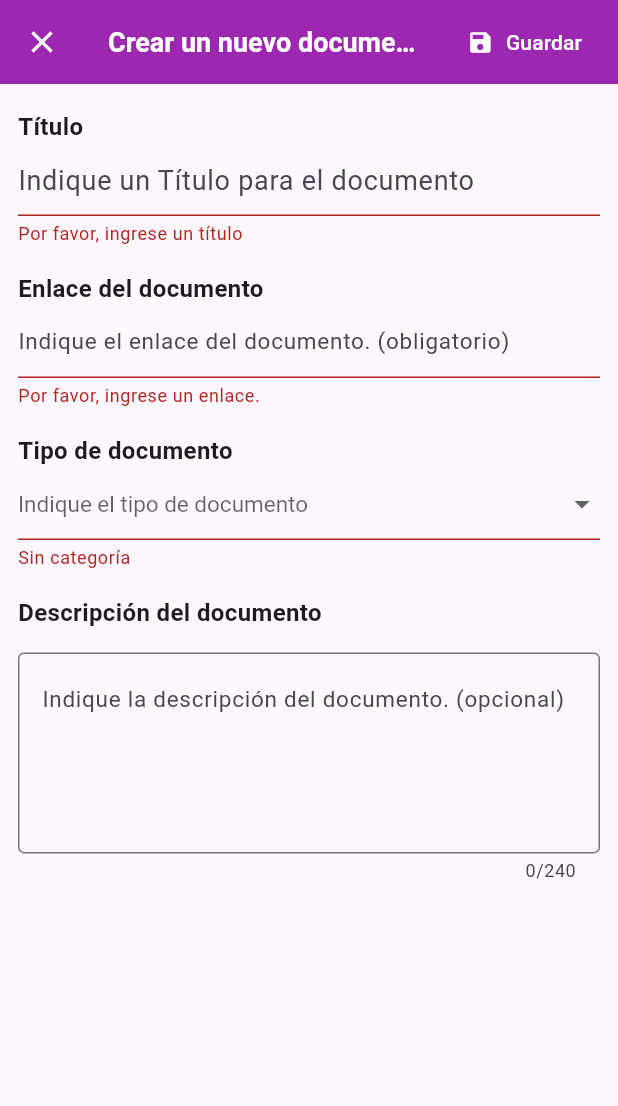
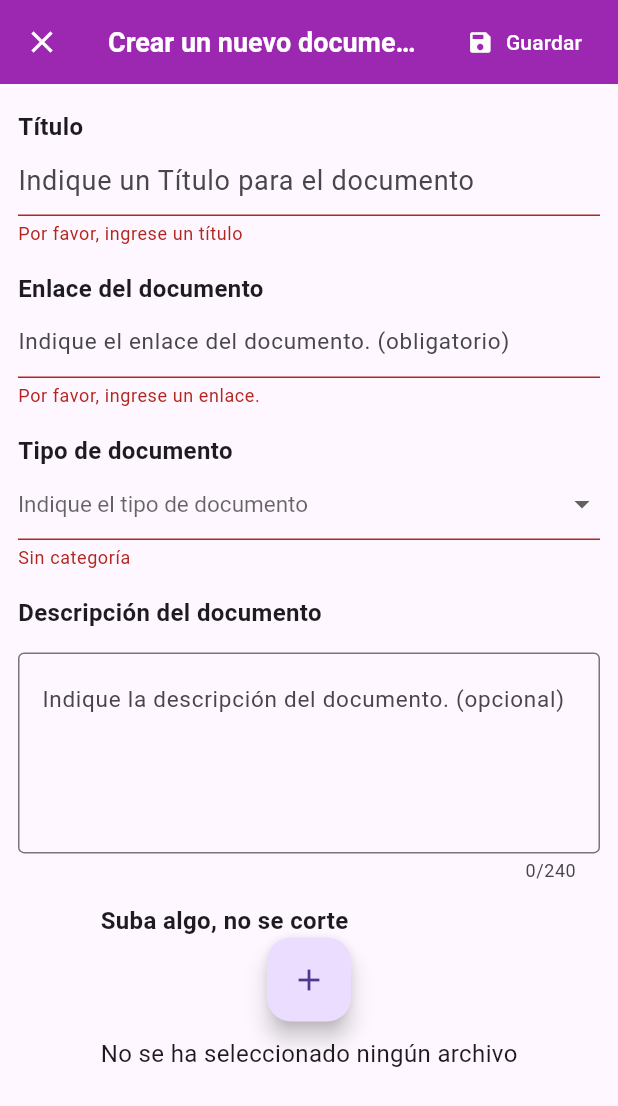
Before and after one commit to TheCarlitosYT/inforas, a Flutter app: the DocumentEditingPage screen opened by its route, after a tap on "Guardar", on a phone screen of 412 x 824 dp. Shown: the top 1106 px of the screen. Run offline on Flutter 3.47's test engine with Material 3 defaults, Android fonts, the phone set to English and light mode, and no system bars; our stand-ins replace file_picker, firebase_core, firebase_storage, flutter_secure_storage, form_field_validator, get and 4 more; accounts and stored records are empty.

```diff
--- a/lib/screens/document_edit_page.dart
+++ b/lib/screens/document_edit_page.dart
@@ -2,12 +2,14 @@
 
 // ignore_for_file: prefer_const_constructors
 
+import 'package:file_picker/file_picker.dart';
 import 'package:flutter/material.dart';
 import 'package:get/get.dart';
 import 'package:inforas/models/documento.dart';
 import 'package:inforas/navigation_menu.dart';
 import 'package:inforas/services/documento_service.dart';
 import 'package:inforas/services/login_service.dart';
+import 'package:inforas/widgets/addDocuments.dart';
 import 'package:inforas/widgets/errorPopUp.dart';
 import 'package:inforas/widgets/succesPopUp.dart';
 
@@ -26,7 +28,7 @@ class DocumentEditingPage extends StatefulWidget {
 class _DocumentEditingPageState extends State<DocumentEditingPage> {
   DocumentoService documentoService = new DocumentoService();
   NavigationMenuController navigationMenuController = Get.put(NavigationMenuController());
-
+  PlatformFile? selectedFile;
   final _formKey = GlobalKey<FormState>();
   final titleController = TextEditingController();
   final enlaceController = TextEditingController();
@@ -39,7 +41,6 @@ class _DocumentEditingPageState extends State<DocumentEditingPage> {
     if (widget.documento == null) {
       tipoController.text = '';
     } else {
-
       final documento = widget.documento!;
       print(documento.idDocumento);
       titleController.text = documento.titulo;
@@ -54,6 +55,7 @@ class _DocumentEditingPageState extends State<DocumentEditingPage> {
     titleController.dispose();
     super.dispose();
   }
+
   @override
   Widget build(BuildContext context) => Scaffold(
         appBar: AppBar(
@@ -65,7 +67,9 @@ class _DocumentEditingPageState extends State<DocumentEditingPage> {
           actions: buildEditingActions(),
           backgroundColor: Colors.purple,
           title: Text(
-            widget.documento == null ? 'Crear un nuevo documento' : 'Editar documento',
+            widget.documento == null
+                ? 'Crear un nuevo documento'
+                : 'Editar documento',
             style: TextStyle(
               color: Colors.white,
               fontWeight: FontWeight.bold,
@@ -88,6 +92,7 @@ class _DocumentEditingPageState extends State<DocumentEditingPage> {
                 SizedBox(height: 12),
                 buildDescription(),
                 SizedBox(height: 12),
+                buildAddDocumento(),
               ],
             ),
           ),
@@ -202,7 +207,7 @@ class _DocumentEditingPageState extends State<DocumentEditingPage> {
         ],
         onChanged: (value) {
           setState(() {
-        if (value != null){
+            if (value != null) {
               tipoController.text = value;
             }
           });
@@ -211,8 +216,6 @@ class _DocumentEditingPageState extends State<DocumentEditingPage> {
         onSaved: (_) {},
         validator: (value) => value == null ? value = "Sin categoría" : null,
       ));
-
-
 
   Widget buildHeader({
     required String header,
@@ -230,28 +233,47 @@ class _DocumentEditingPageState extends State<DocumentEditingPage> {
         ],
       );
 
+  Widget buildAddDocumento() => buildHeader(
+      header: 'Suba algo, no se corte',
+      child: Column(
+        children: [
+          FloatingActionButton(
+              child: Icon(Icons.add),
+              onPressed: () async {
+                final PlatformFile? file = await pickDocumentFile();
+                setState(() {
+                  selectedFile = file;
+                });
+              }),
+          SizedBox(height: 10),
+          selectedFile != null
+              ? Text(
+                  'Archivo seleccionado: ${selectedFile!.name}',
+                  style: TextStyle(fontSize: 16),
+                )
+              : Text(
+                  'No se ha seleccionado ningún archivo',
+                  style: TextStyle(fontSize: 16),
+                ),
+        ],
+      ));
 //Publicación, aquí se guarda el objeto que contiene:
 //Titulo, tipo de documento, descripción, enlace, fecha y lugar.
 
   Future saveForm() async {
+    if (selectedFile != null) {
+        String? url = await uploadtoFirebaseFile(selectedFile!);
+        if (url != null) {
+          enlaceController.text = url;
+        }
+      }
     final isValid = _formKey.currentState!.validate();
     if (isValid) {
-      // final documento = Documento(
-      //     titulo: titleController.text,
-      //     tipoDocumentacion: tipoController.text,
-      //     descripcion: descripcionController.text.isNotEmpty
-      //         ? descripcionController.text
-      //         : null,
-      //     enlace: enlaceController.text,
-      //     idUsuario: 1,
-      //     );
-
       Map<String, dynamic> data = {
         'titulo': '${titleController.text}',
         'tipoDocumentacion': '${tipoController.text}',
-              'descripcion': '${descripcionController.text.isNotEmpty
-              ? descripcionController.text
-              : null}',
+        'descripcion':
+            '${descripcionController.text.isNotEmpty ? descripcionController.text : null}',
         'enlace': '${enlaceController.text}',
         'id_usuario': LoginService.usuario.id,
       };
@@ -261,7 +283,9 @@ class _DocumentEditingPageState extends State<DocumentEditingPage> {
         // provider.editDocumento(documento, widget.documento!);
         final documento = widget.documento!;
 
-        documentoService.actualizarDocumento(documento.idDocumento!, data).then((value) {
+        documentoService
+            .actualizarDocumento(documento.idDocumento!, data)
+            .then((value) {
           SuccessPopup(title: 'Cambios realizados correctamente')
               .showSuccessPopup(context);
         }).catchError((error) {
@@ -282,6 +306,8 @@ class _DocumentEditingPageState extends State<DocumentEditingPage> {
         });
         // provider.addDocumento(documento);
       }
+
+
       setState(() {});
       navigationMenuController.updateSelectedIndex(0);
       Get.to(() => NavigationMenu());
--- a/pubspec.yaml
+++ b/pubspec.yaml
@@ -14,13 +14,15 @@ dependencies:
   provider: ^6.1.2
   table_calendar: ^3.1.1
   flutter_secure_storage: ^9.0.0
-  googleapis: ^13.1.0
-  googleapis_auth: ^1.4.0
   http: ^1.1.0
   intl: ^0.19.0
   syncfusion_flutter_calendar: ^25.2.5
   iconsax: ^0.0.8
+   # File Picker and File reader
   file_picker: ^8.0.3
+  open_file: ^3.3.2
+  firebase_core: ^3.0.0
+  firebase_storage: ^12.0.0
 
 dev_dependencies:
   flutter_test:
```
Also changed, not shown: lib/main.dart (+10 -1 lines), lib/widgets/addDocuments.dart (+33 -5 lines), firebase.json (added), 7 other files. Lines whose indentation alone changed are shown as unchanged.
